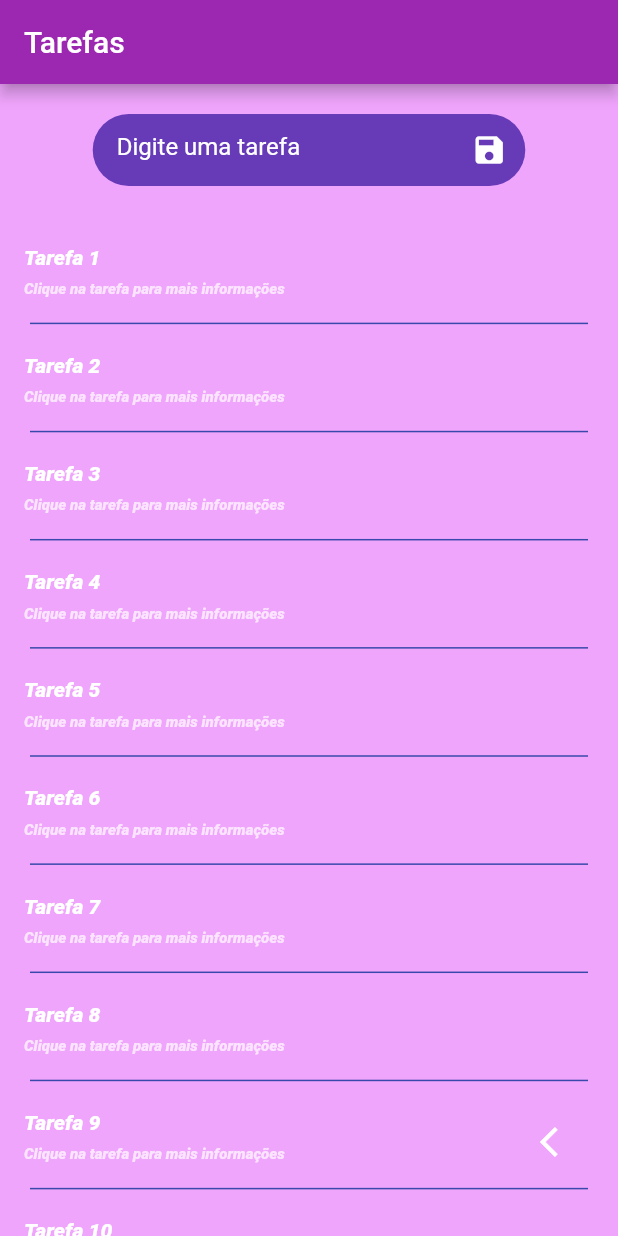
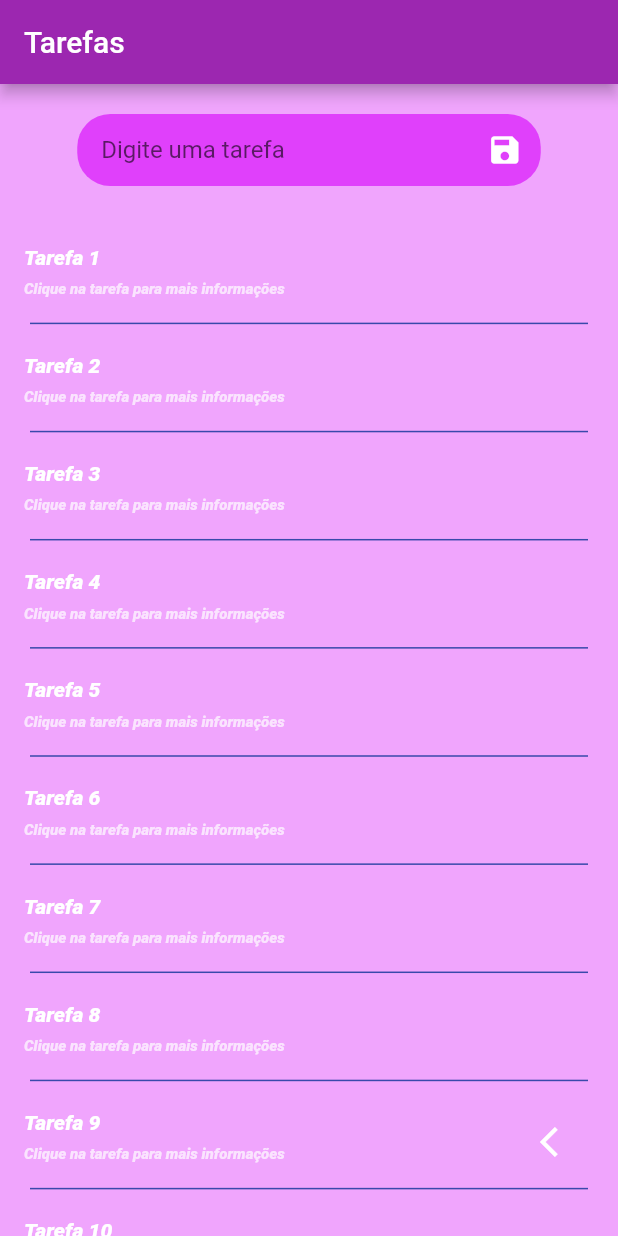
Before and after one commit to GanaxXD/LoginScreen_MobX, a Flutter app: the TaskScreen screen opened directly, on a phone screen of 412 x 824 dp. Run offline on Flutter 3.47's test engine with Material 2 defaults, Android fonts, the phone set to English and light mode, and no system bars; our stand-ins replace email_validator, flutter_mobx, mobx; missing offline and left inert: regexed_validator; generated files the repository leaves out were written again.

Commit message:
correção da instalação do mobx e do widget criado

```diff
--- a/lib/main.dart
+++ b/lib/main.dart
@@ -11,7 +11,7 @@ class MyApp extends StatelessWidget {
       color: Colors.blueAccent.shade400,
       title: 'Meu MobX App',
       debugShowCheckedModeBanner: false,
-      home: TaskScreen(),
+      home: LoginScreen(),
     );
   }
 }
--- a/lib/screens/taskScreen.dart
+++ b/lib/screens/taskScreen.dart
@@ -39,13 +39,16 @@ class _TaskScreenState extends State<TaskScreen> {
                 Container(
                   padding: EdgeInsets.all(20),
                   decoration: BoxDecoration(borderRadius: BorderRadius.circular(12)),
-                  child: MyTextField("Digite uma tarefa", null,
-                      Icon(Icons.save, color: Colors.white,),
-                      TextInputType.text,
-                      (value){
+                  child: MyTextField(
+                      hint: "Digite uma tarefa",
+                      prefix: null,
+                      suffix: Icon(Icons.save, color: Colors.white,),
+                      textInputType: TextInputType.text,
+                      onChanged: (value){
 
                       },
-                      true, false),
+                      enabled: true,
+                      obscure: false),
                 ),
                 Expanded(child: ListView.separated(
                   shrinkWrap: true,
--- a/lib/stores/login_store.dart
+++ b/lib/stores/login_store.dart
@@ -61,7 +61,7 @@ abstract class _LoginStore with Store{
 
   @computed
   Function get loginPressed =>
-      (isPasswordValid && isEmailValid && !loading) ? login : null;
+      (isPasswordValid && isEmailValid && !loading) ? this.login : null;
 
   @action
   Future<void> login() async {
--- a/lib/widgets/textfield.dart
+++ b/lib/widgets/textfield.dart
@@ -1,58 +1,43 @@
 import 'package:flutter/material.dart';
 
-class MyTextField extends StatefulWidget {
+class MyTextField extends StatelessWidget {
 
+  MyTextField({this.hint, this.prefix, this.suffix, this.obscure = false,
+    this.textInputType, this.onChanged, this.enabled, this.controller
+  });
+
+  final TextEditingController controller;
   final String hint;
-  final Widget prefix, sufix;
+  final Widget prefix;
+  final Widget suffix;
+  final bool obscure;
   final TextInputType textInputType;
   final Function(String) onChanged;
-  final bool enabled, obscure;
-
-  MyTextField(this.hint, this.prefix, this.sufix,
-      this.textInputType, this.onChanged, this.enabled, this.obscure);
-
-  @override
-  _MyTextFieldState createState() => _MyTextFieldState(this.hint, this.prefix, this.sufix,
-      this.textInputType, this.onChanged, this.enabled, this.obscure);
-}
-
-class _MyTextFieldState extends State<MyTextField> {
-
-  final String hint;
-  final Widget prefix, sufix;
-  final TextInputType textInputType;
-  final Function(String) onChanged;
-  final bool enabled, obscure;
-
-  _MyTextFieldState(this.hint, this.prefix, this.sufix,
-      this.textInputType, this.onChanged, this.enabled, this.obscure);
+  final bool enabled;
 
   @override
   Widget build(BuildContext context) {
-    return SizedBox(
-      width: MediaQuery.of(context).size.width*0.7,
-      child: Container(
+    return Container(
+      width: MediaQuery.of(context).size.width * 0.75,
       decoration: BoxDecoration(
         shape: BoxShape.rectangle,
-          color: Colors.deepPurple,
-          borderRadius: BorderRadius.circular(32),
+        color: Colors.purpleAccent[200],
+        borderRadius: BorderRadius.circular(22),
       ),
       padding: prefix != null ? null : const EdgeInsets.only(left: 16),
       child: TextField(
-          expands: false,
+        controller: controller,
         obscureText: obscure,
         keyboardType: textInputType,
         onChanged: onChanged,
         enabled: enabled,
-          style: TextStyle(color: Colors.white),
         decoration: InputDecoration(
           hintText: hint,
-            hintStyle: TextStyle(color: Colors.white),
           border: InputBorder.none,
           prefixIcon: prefix,
-            suffixIcon: sufix,
+          suffixIcon: suffix,
         ),
-        ),
+        textAlignVertical: TextAlignVertical.center,
       ),
     );
   }
```
Also changed, not shown: lib/screens/login-screen.dart (+27 -30 lines), pubspec.yaml (+4 -6 lines), pubspec.lock. Lines whose indentation alone changed are shown as unchanged.
